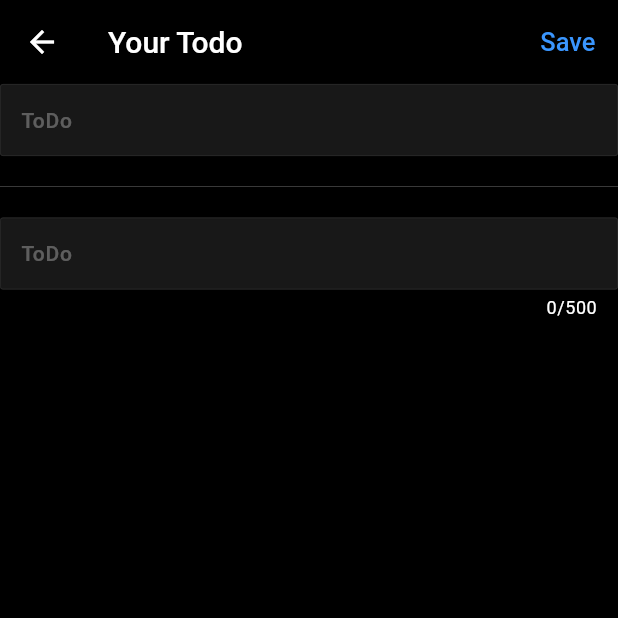
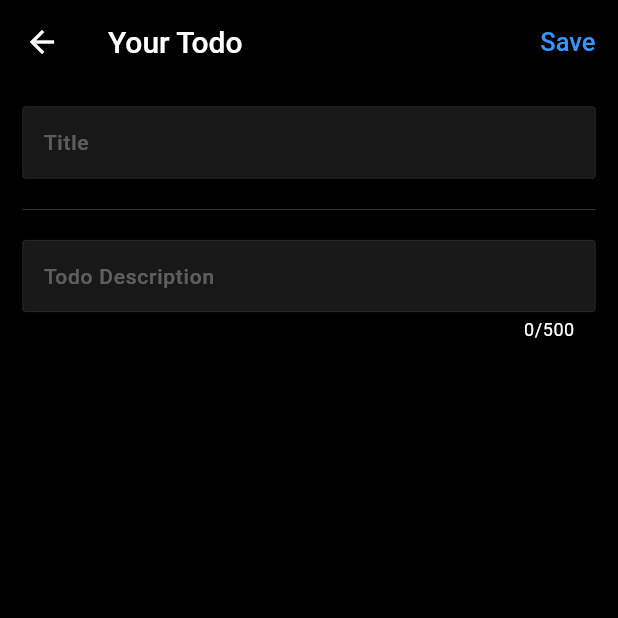
Before and after one commit to lakshayXD/riverpod_todo_app, a Flutter app: the TodoListScreen screen opened directly, after a tap on "Add", on a phone screen of 412 x 824 dp, the top half of it. Run offline on Flutter 3.47's test engine with Material 2 defaults, Android fonts, the light colour scheme and no system bars; our stand-ins replace flutter_riverpod.

Commit message:
final commit

```diff
--- a/lib/features/todo/view/todo_description.dart
+++ b/lib/features/todo/view/todo_description.dart
@@ -33,16 +33,19 @@ class TodoDescription extends ConsumerWidget {
                         title: _titleController.text,
                         description: _descriptionController.text);
                     ref.read(todosProvider.notifier).add(todo);
+                    Navigator.of(context).pop();
                   },
                   child: const Text('Save')),
             ],
           ),
-          body: Column(
+          body: Padding(
+            padding: const EdgeInsets.all(15),
+            child: Column(
               crossAxisAlignment: CrossAxisAlignment.stretch,
               children: [
                 TextField(
                   decoration: const InputDecoration(
-                  hintText: 'ToDo',
+                    hintText: 'Title',
                   ),
                   style: Theme.of(context).textTheme.bodyLarge,
                   controller: _titleController,
@@ -57,13 +60,14 @@ class TodoDescription extends ConsumerWidget {
                 SingleChildScrollView(
                   child: TextField(
                     decoration: const InputDecoration(
-                    hintText: 'ToDo',
+                      hintText: 'Todo Description',
                     ),
                     controller: _descriptionController,
                     maxLength: 500,
                   ),
                 ),
               ],
+            ),
           )),
     );
   }
--- a/lib/features/todo/widget/todo_card.dart
+++ b/lib/features/todo/widget/todo_card.dart
@@ -20,9 +20,7 @@ class _TodoCardState extends State<TodoCard> {
 
   @override
   Widget build(BuildContext context) {
-    return GestureDetector(
-      onTap: widget.onPressed,
-      child: Container(
+    return Container(
       padding: const EdgeInsets.symmetric(horizontal: 15, vertical: 8),
       decoration: BoxDecoration(
         borderRadius: BorderRadius.circular(20),
@@ -30,9 +28,12 @@ class _TodoCardState extends State<TodoCard> {
       ),
       child: Row(
         children: [
-            Checkbox(value: widget.isChecked, onChanged: widget.onChanged, checkColor: Colors.white,),
+          Checkbox(value: widget.isChecked, onChanged: widget.onChanged, checkColor: Colors.white, activeColor: Colors.redAccent,),
           const SizedBox(width: 15,),
-            Text(
+          GestureDetector(
+            onTap: widget.onPressed,
+            child: SizedBox(
+              child: Text(
                 widget.todoTitle,
                 style: Theme
                   .of(context)
@@ -40,8 +41,9 @@ class _TodoCardState extends State<TodoCard> {
                   .bodyMedium,
                 overflow: TextOverflow.ellipsis,
               ),
+            ),
+          ),
         ],
-        ),
       ),
     );
   }
```
Also changed, not shown: lib/features/todo/view/todolist_screen.dart (+47 -14 lines). Lines whose indentation alone changed are shown as unchanged.
